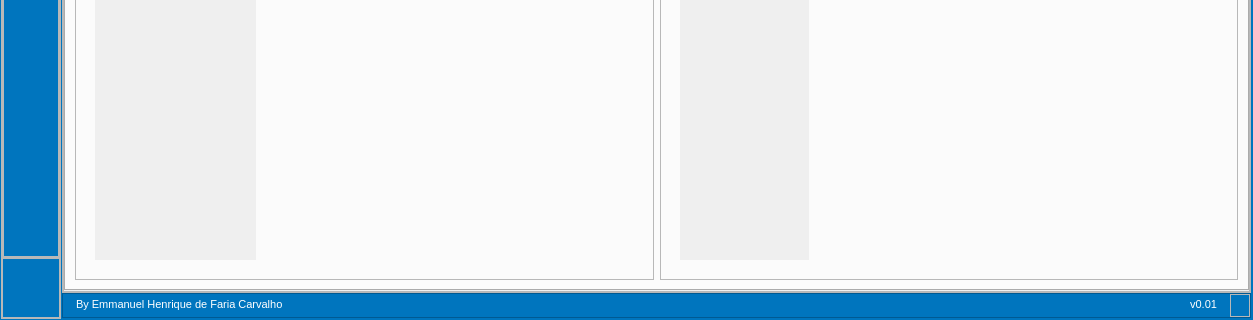
Before: the Qt Designer form interface/ui_MainWindow.ui in Emmanuelhfc/STHEGA, drawn with Qt 5; both pictures show x 0 to 1253 and y 552 to 872 of the 1253 by 872 pixel window.
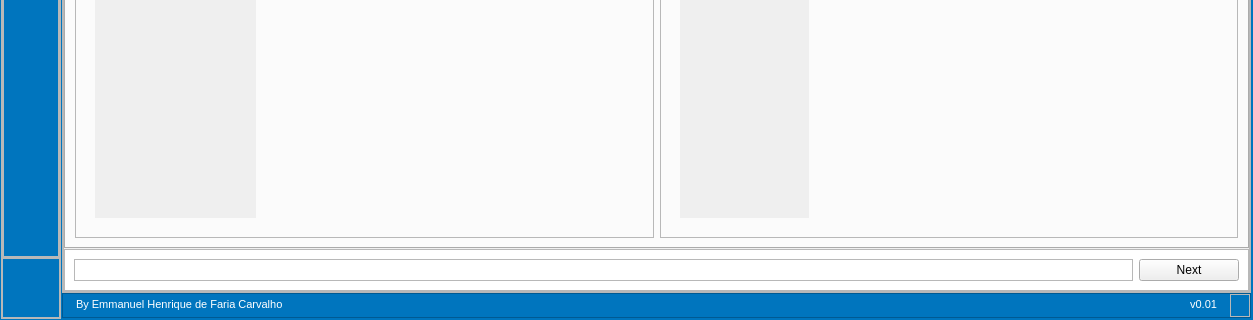
After: the same form once the commit is applied. Icons and pictures are not drawn.

The edit to the form file:
```diff
--- a/interface/ui_MainWindow.ui
+++ b/interface/ui_MainWindow.ui
@@ -1211,6 +1211,9 @@
                      <property name="currentIndex">
                       <number>0</number>
                      </property>
+                     <property name="tabBarAutoHide">
+                      <bool>false</bool>
+                     </property>
                      <widget class="QWidget" name="input_termo">
                       <attribute name="title">
                        <string>Tab 1</string>
@@ -1500,6 +1503,50 @@
                      </widget>
                     </widget>
                    </item>
+                   <item>
+                    <widget class="QFrame" name="pages_container_footer">
+                     <property name="frameShape">
+                      <enum>QFrame::StyledPanel</enum>
+                     </property>
+                     <property name="frameShadow">
+                      <enum>QFrame::Raised</enum>
+                     </property>
+                     <layout class="QHBoxLayout" name="horizontalLayout_7">
+                      <item>
+                       <widget class="QFrame" name="frame_3">
+                        <property name="frameShape">
+                         <enum>QFrame::StyledPanel</enum>
+                        </property>
+                        <property name="frameShadow">
+                         <enum>QFrame::Raised</enum>
+                        </property>
+                       </widget>
+                      </item>
+                      <item>
+                       <widget class="QPushButton" name="next_pages">
+                        <property name="minimumSize">
+                         <size>
+                          <width>100</width>
+                          <height>0</height>
+                         </size>
+                        </property>
+                        <property name="maximumSize">
+                         <size>
+                          <width>100</width>
+                          <height>16777215</height>
+                         </size>
+                        </property>
+                        <property name="styleSheet">
+                         <string notr="true">color:black;</string>
+                        </property>
+                        <property name="text">
+                         <string>Next</string>
+                        </property>
+                       </widget>
+                      </item>
+                     </layout>
+                    </widget>
+                   </item>
                   </layout>
                  </widget>
                 </item>
```
Left out of the diff: 4 changed lines with no effect on the pictures.
